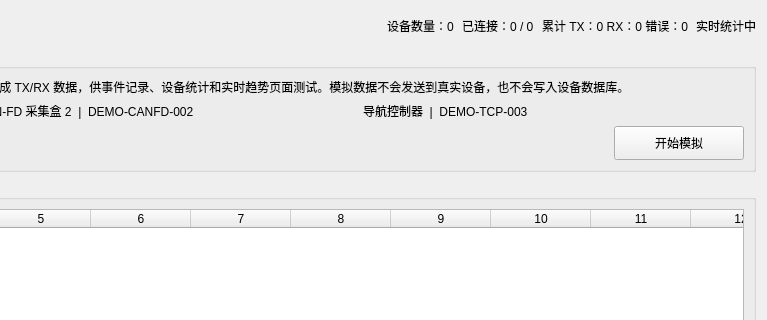
First picture: the form in src/pages/MonitorPage.ui, repository niudamei/IndustrialHub, before the edit; both pictures show x 433 to 1200 and y 0 to 320 of the 1200 by 760 pixel window.
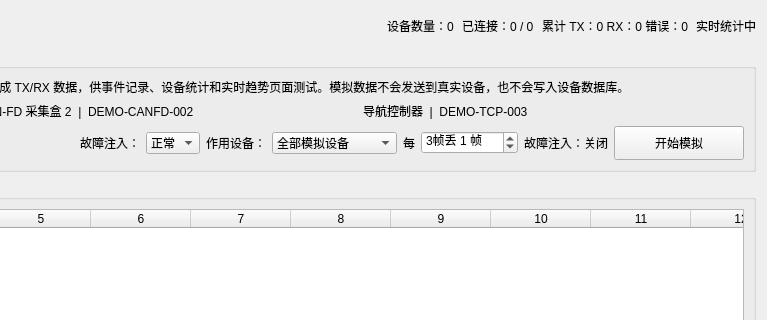
Second picture: the form after the edit.

Commit message: Add controls for simulated device fault injection

Diff of the .ui file:
```diff
--- a/src/pages/MonitorPage.ui
+++ b/src/pages/MonitorPage.ui
@@ -55,6 +55,33 @@
         </item>
         <item><widget class="QLabel" name="demoStatusLabel"><property name="text"><string>状态：未启动</string></property></widget></item>
         <item><spacer name="demoControlSpacer"><property name="orientation"><enum>Qt::Horizontal</enum></property><property name="sizeHint" stdset="0"><size><width>30</width><height>20</height></size></property></spacer></item>
+        <item><widget class="QLabel" name="demoFaultModeLabel"><property name="text"><string>故障注入：</string></property></widget></item>
+        <item>
+         <widget class="QComboBox" name="demoFaultModeCombo">
+          <item><property name="text"><string>正常</string></property><property name="data" stdset="0"><string>normal</string></property></item>
+          <item><property name="text"><string>丢帧</string></property><property name="data" stdset="0"><string>drop</string></property></item>
+          <item><property name="text"><string>断线</string></property><property name="data" stdset="0"><string>disconnect</string></property></item>
+         </widget>
+        </item>
+        <item><widget class="QLabel" name="demoFaultTargetLabel"><property name="text"><string>作用设备：</string></property></widget></item>
+        <item>
+         <widget class="QComboBox" name="demoFaultTargetCombo">
+          <item><property name="text"><string>全部模拟设备</string></property><property name="data" stdset="0"><string/></property></item>
+          <item><property name="text"><string>CAN 采集盒 1</string></property><property name="data" stdset="0"><string>DEMO-CAN-001</string></property></item>
+          <item><property name="text"><string>CAN-FD 采集盒 2</string></property><property name="data" stdset="0"><string>DEMO-CANFD-002</string></property></item>
+          <item><property name="text"><string>导航控制器</string></property><property name="data" stdset="0"><string>DEMO-TCP-003</string></property></item>
+         </widget>
+        </item>
+        <item><widget class="QLabel" name="demoDropEveryLabel"><property name="text"><string>每</string></property></widget></item>
+        <item>
+         <widget class="QSpinBox" name="demoDropEverySpinBox">
+          <property name="minimum"><number>2</number></property>
+          <property name="maximum"><number>100</number></property>
+          <property name="value"><number>3</number></property>
+          <property name="suffix"><string>帧丢 1 帧</string></property>
+         </widget>
+        </item>
+        <item><widget class="QLabel" name="demoFaultHintLabel"><property name="text"><string>故障注入：关闭</string></property></widget></item>
         <item>
          <widget class="QPushButton" name="demoButton">
           <property name="minimumSize"><size><width>130</width><height>34</height></size></property>
```
